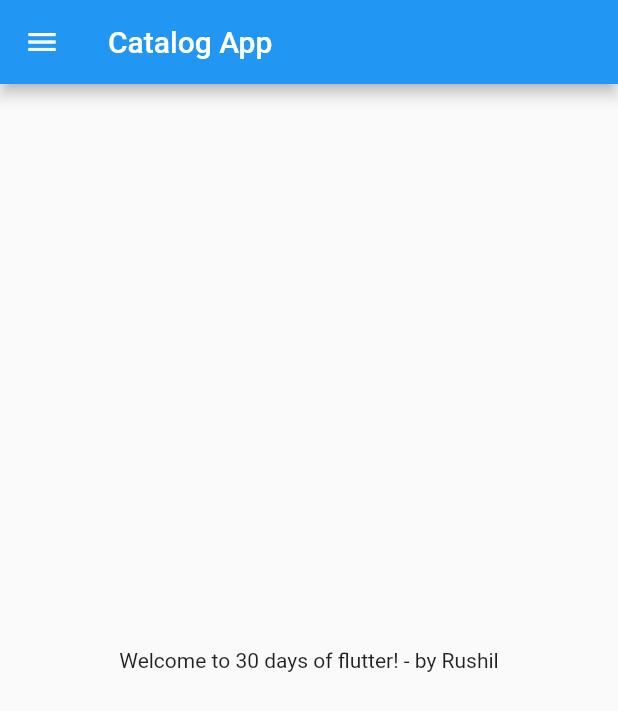
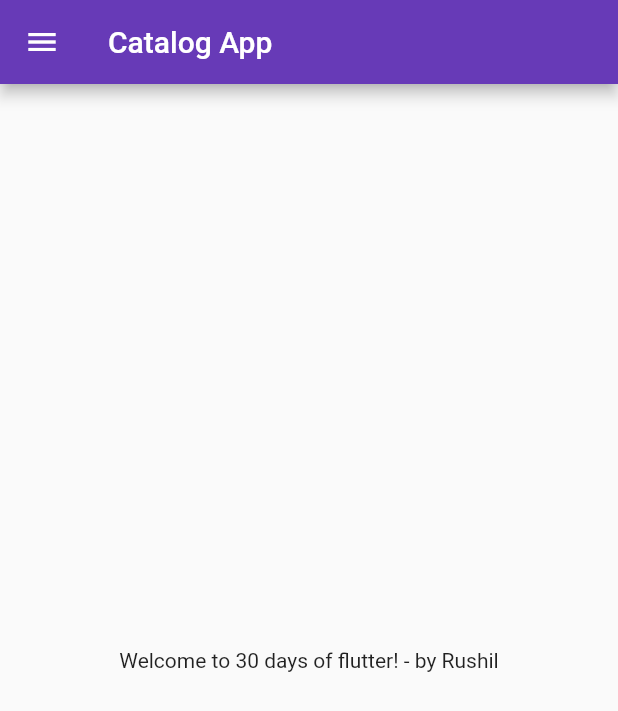
Before and after one commit to Rushil-Patel-11011/30-Days-Of-Flutter, a Flutter app: the screen it shows after launch, on a phone screen of 412 x 824 dp. Shown: the top 711 px of the screen. Run offline on Flutter 3.47's test engine with Material 2 defaults, Android fonts, the light colour scheme and no system bars.

Commit message:
Day 3 Completed

```diff
--- a/lib/main.dart
+++ b/lib/main.dart
@@ -1,4 +1,5 @@
-import 'package:firest_app_yt/home_page.dart';
+import 'package:firest_app_yt/pages/home_page.dart';
+import 'package:firest_app_yt/pages/login_page.dart';
 import 'package:flutter/material.dart';
 
 void main() {
@@ -8,6 +9,18 @@
 class MyApp extends StatelessWidget {
   @override
   Widget build(BuildContext context) {
-    return MaterialApp(home: HomePage());
+    return MaterialApp(
+      themeMode: ThemeMode.light,
+      theme: ThemeData(primarySwatch: Colors.deepPurple),
+      darkTheme: ThemeData(
+        brightness: Brightness.dark,
+      ),
+      initialRoute: "/home",
+      routes: {
+        "/": (context) => LoginPage(),
+        "/home": (context) => HomePage(),
+        "/login": (context) => LoginPage(),
+      },
+    );
   }
 }
```
Also changed, not shown: lib/pages/login_page.dart (added, +19 -0 lines), lib/pages/home_page.dart (renamed from lib/home_page.dart).
